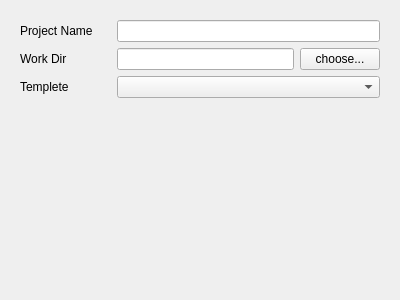
wwwwwalter/QtManageProject, file UI/plugins/audio/audioform.ui: the form before one commit.
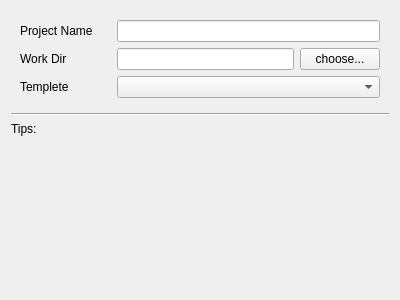
The form after the commit.

Diff of the .ui file:
```diff
--- a/UI/plugins/audio/audioform.ui
+++ b/UI/plugins/audio/audioform.ui
@@ -71,6 +71,20 @@
      </item>
     </layout>
    </item>
+   <item>
+    <widget class="Line" name="line">
+     <property name="orientation">
+      <enum>Qt::Horizontal</enum>
+     </property>
+    </widget>
+   </item>
+   <item>
+    <widget class="QLabel" name="tips">
+     <property name="text">
+      <string>Tips:</string>
+     </property>
+    </widget>
+   </item>
    <item>
     <spacer name="verticalSpacer">
      <property name="orientation">
```
